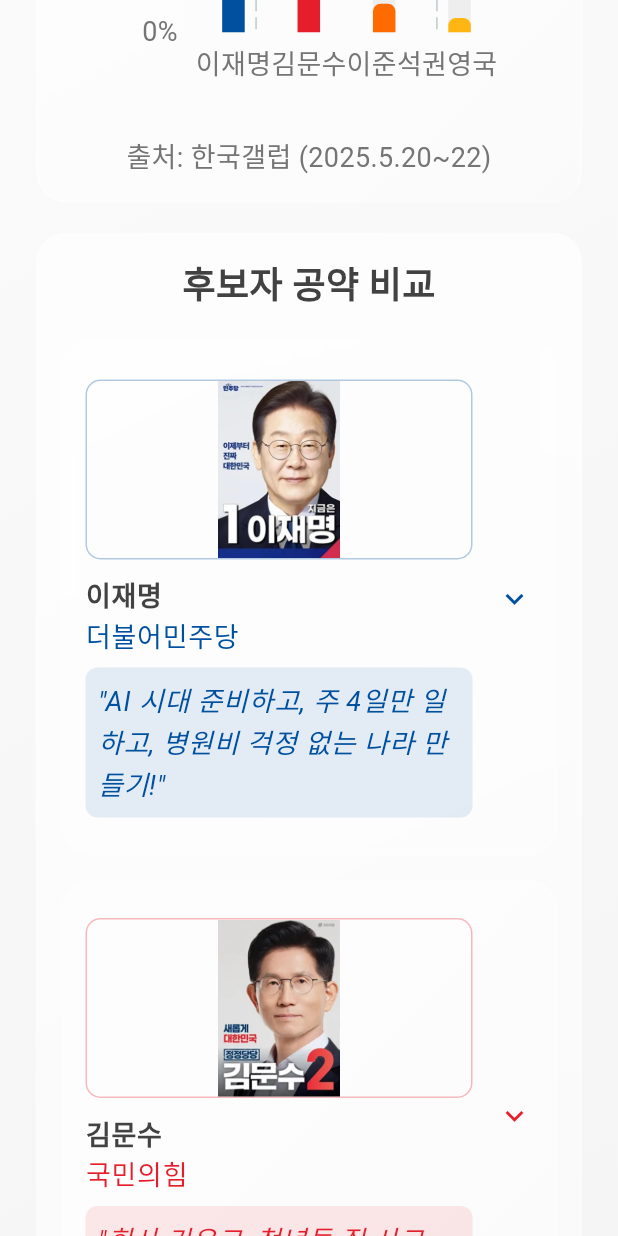
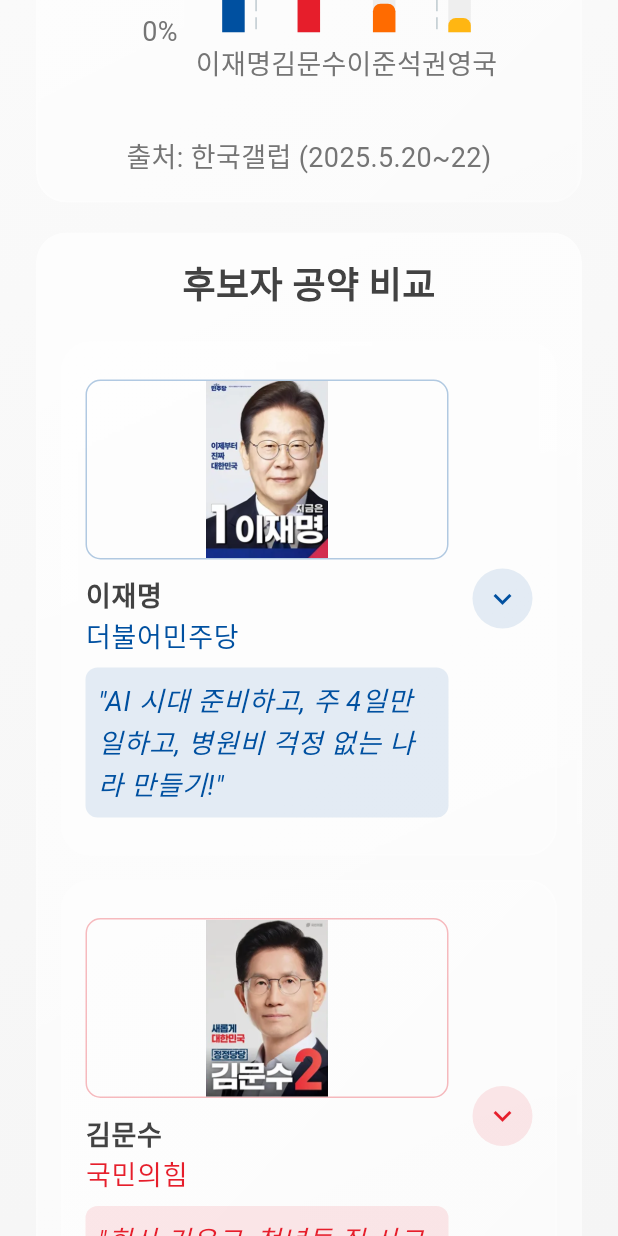
Before and after one commit to jangjia01234/ez-vote-kr, a Flutter app: the screen it shows after launch, scrolled down 576 dp, on a phone screen of 412 x 824 dp. Run offline on Flutter 3.47's test engine with Material 3 defaults, Android fonts, the light colour scheme and no system bars; drawn by our look-alikes of fl_chart.

Commit message:
Fix chevron icon X display issue with custom styled expansion icons

```diff
--- a/lib/main.dart
+++ b/lib/main.dart
@@ -19,6 +19,13 @@
           brightness: Brightness.light,
         ),
         useMaterial3: true,
+        iconTheme: const IconThemeData(
+          size: 24,
+        ),
+        expansionTileTheme: const ExpansionTileThemeData(
+          iconColor: Colors.grey,
+          collapsedIconColor: Colors.grey,
+        ),
       ),
       home: const HomePage(),
     );
--- a/lib/screens/home_page.dart
+++ b/lib/screens/home_page.dart
@@ -563,11 +563,20 @@
         child: ExpansionTile(
           tilePadding: EdgeInsets.zero,
           initiallyExpanded: _expandedPanelIndices.contains(index),
-          trailing: Icon(
-            _expandedPanelIndices.contains(index)
-              ? Icons.keyboard_arrow_up
-              : Icons.keyboard_arrow_down,
-            color: getPartyColor(name),
+          controlAffinity: ListTileControlAffinity.trailing,
+          trailing: Container(
+            padding: const EdgeInsets.all(8),
+            decoration: BoxDecoration(
+              color: getPartyColor(name).withOpacity(0.1),
+              borderRadius: BorderRadius.circular(20),
+            ),
+            child: Icon(
+              _expandedPanelIndices.contains(index)
+                ? Icons.expand_less
+                : Icons.expand_more,
+              color: getPartyColor(name),
+              size: 24,
+            ),
           ),
           onExpansionChanged: (isExpanded) {
             setState(() {
```
Also changed, not shown: 1 other file.
